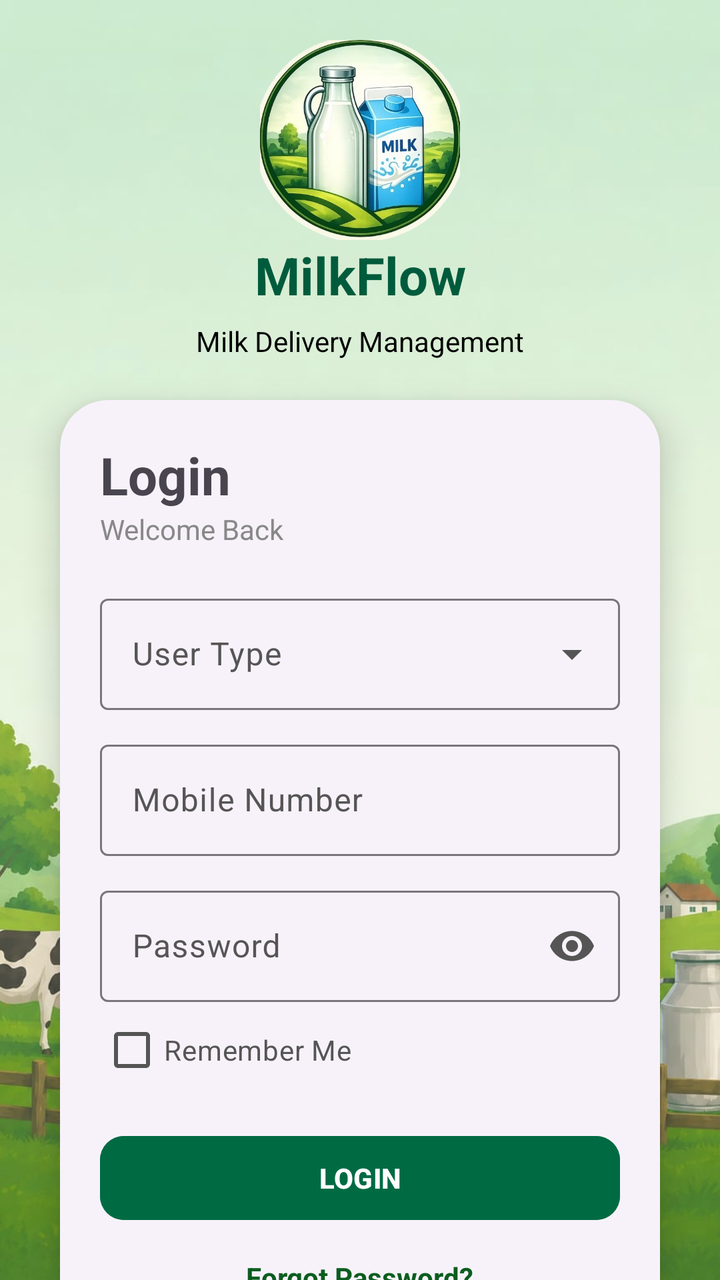
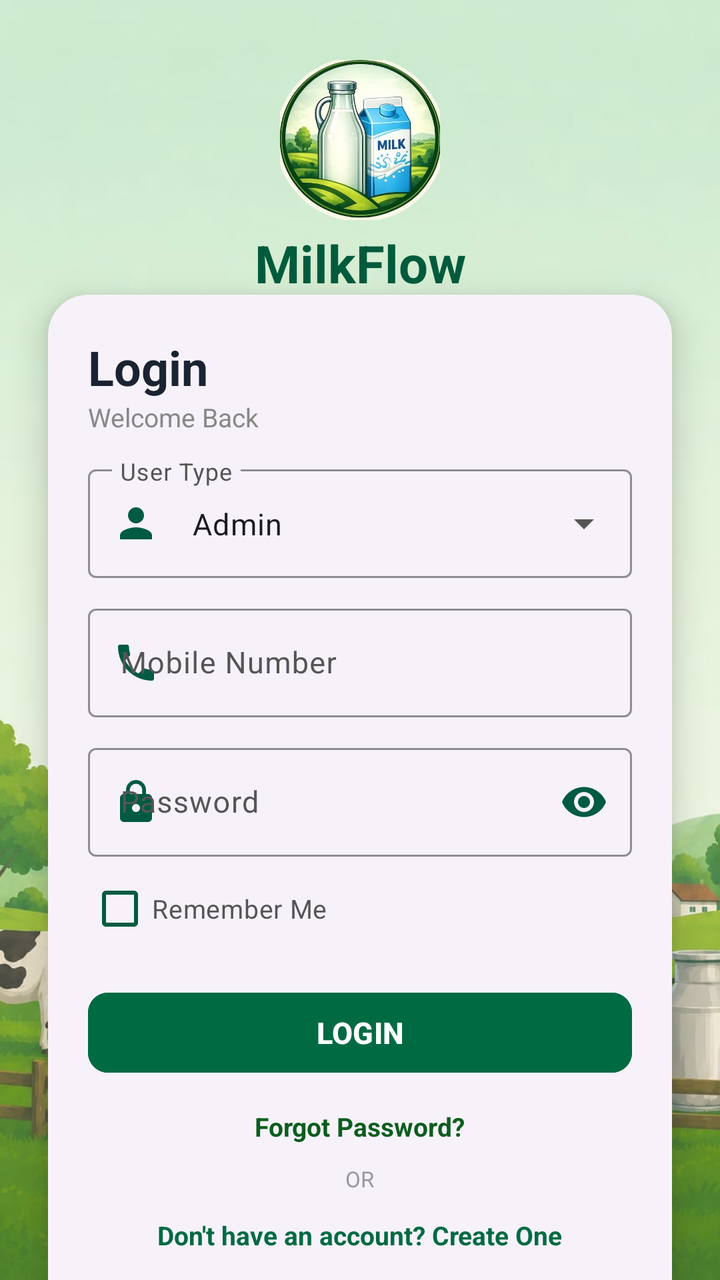

Two renders of the same Android screen: before a commit and after it. Below are the layout's source before the change and the commit's diff.
<!-- AndroidManifest.xml: application theme Theme.MilkDelivery -->
<!-- res/layout/activity_login.xml -->
<?xml version="1.0" encoding="utf-8"?>
<androidx.constraintlayout.widget.ConstraintLayout
    xmlns:android="http://schemas.android.com/apk/res/android"
    xmlns:app="http://schemas.android.com/apk/res-auto"
    android:layout_width="match_parent"
    android:layout_height="match_parent">

    
    <ImageView
        android:id="@+id/bgImage"
        android:layout_width="0dp"
        android:layout_height="0dp"
        android:scaleType="centerCrop"
        android:src="@drawable/login_background"
        app:layout_constraintTop_toTopOf="parent"
        app:layout_constraintBottom_toBottomOf="parent"
        app:layout_constraintStart_toStartOf="parent"
        app:layout_constraintEnd_toEndOf="parent"/>

    
    <View
        android:layout_width="0dp"
        android:layout_height="0dp"
        android:background="#20FFFFFF"
        app:layout_constraintTop_toTopOf="parent"
        app:layout_constraintBottom_toBottomOf="parent"
        app:layout_constraintStart_toStartOf="parent"
        app:layout_constraintEnd_toEndOf="parent"/>

    
    <ImageView
        android:id="@+id/imgLogo"
        android:layout_width="100dp"
        android:layout_height="100dp"
        android:src="@drawable/ic_milk"
        android:scaleType="centerCrop"
        app:layout_constraintTop_toTopOf="parent"
        app:layout_constraintStart_toStartOf="parent"
        app:layout_constraintEnd_toEndOf="parent"
        android:layout_marginTop="20dp"/>

    
    <TextView
        android:id="@+id/txtTitle"
        android:layout_width="wrap_content"
        android:layout_height="wrap_content"
        android:text="MilkFlow"
        android:textSize="26sp"
        android:textStyle="bold"
        android:textColor="#005B3C"
        app:layout_constraintTop_toBottomOf="@id/imgLogo"
        app:layout_constraintStart_toStartOf="parent"
        app:layout_constraintEnd_toEndOf="parent"/>

    
    <TextView
        android:id="@+id/txtSubtitleApp"
        android:layout_width="wrap_content"
        android:layout_height="wrap_content"
        android:text="Milk Delivery Management"
        android:textColor="#000000"
        android:textSize="14sp"
        android:layout_marginTop="6dp"
        app:layout_constraintTop_toBottomOf="@id/txtTitle"
        app:layout_constraintStart_toStartOf="parent"
        app:layout_constraintEnd_toEndOf="parent"/>

    
    <com.google.android.material.card.MaterialCardView
        android:id="@+id/loginCard"
        android:layout_width="300dp"
        android:layout_height="wrap_content"
        android:layout_marginTop="20dp"
        app:cardCornerRadius="24dp"
        app:cardElevation="10dp"
        app:layout_constraintTop_toBottomOf="@id/txtSubtitleApp"
        app:layout_constraintStart_toStartOf="parent"
        app:layout_constraintEnd_toEndOf="parent"
        android:layout_gravity="center">

        <LinearLayout
            android:layout_width="match_parent"
            android:layout_height="wrap_content"
            android:padding="20dp"
            android:orientation="vertical">

            
            <TextView
                android:layout_width="wrap_content"
                android:layout_height="wrap_content"
                android:text="Login"
                android:textStyle="bold"
                android:textSize="26dp"/>

            
            <TextView
                android:layout_width="wrap_content"
                android:layout_height="wrap_content"
                android:text="Welcome Back"
                android:textColor="#888888"
                android:layout_marginBottom="20dp"/>

            
            <com.google.android.material.textfield.TextInputLayout
                android:id="@+id/userTypeLayout"
                style="@style/Widget.Material3.TextInputLayout.OutlinedBox.ExposedDropdownMenu"
                android:layout_width="match_parent"
                android:layout_height="wrap_content"
                android:hint="User Type">

                <AutoCompleteTextView
                    android:id="@+id/edtUserType"
                    android:layout_width="match_parent"
                    android:layout_height="wrap_content"
                    android:inputType="none"
                    android:focusable="false"
                    android:clickable="true"/>
            </com.google.android.material.textfield.TextInputLayout>

            
            <com.google.android.material.textfield.TextInputLayout
                android:id="@+id/mobileLayout"
                android:layout_width="match_parent"
                android:layout_height="wrap_content"
                android:layout_marginTop="12dp"
                android:hint="Mobile Number">

                <com.google.android.material.textfield.TextInputEditText
                    android:id="@+id/edtMobile"
                    android:layout_width="match_parent"
                    android:layout_height="wrap_content"
                    android:inputType="phone"/>
            </com.google.android.material.textfield.TextInputLayout>

            
            <com.google.android.material.textfield.TextInputLayout
                android:id="@+id/passwordLayout"
                android:layout_width="match_parent"
                android:layout_height="wrap_content"
                android:layout_marginTop="12dp"
                android:hint="Password"
                app:endIconMode="password_toggle">

                <com.google.android.material.textfield.TextInputEditText
                    android:id="@+id/edtPassword"
                    android:layout_width="match_parent"
                    android:layout_height="wrap_content"
                    android:inputType="textPassword"/>
            </com.google.android.material.textfield.TextInputLayout>

            <CheckBox
                android:id="@+id/checkRemember"
                android:layout_width="wrap_content"
                android:layout_height="wrap_content"
                android:text="Remember Me"
                android:textColor="#555555"/>

            
            <com.google.android.material.button.MaterialButton
                android:id="@+id/btnLogin"
                android:layout_width="match_parent"
                android:layout_height="50dp"
                android:layout_marginTop="15dp"
                android:text="LOGIN"
                android:textStyle="bold"
                android:textColor="@android:color/white"
                android:backgroundTint="#006B43"
                app:cornerRadius="12dp"/>

            <TextView
                android:id="@+id/txtForgotPassword"
                android:layout_width="wrap_content"
                android:layout_height="wrap_content"
                android:text="Forgot Password?"
                android:textColor="#0B5D1E"
                android:textStyle="bold"
                android:layout_gravity="center"
                android:layout_marginTop="15dp"/>

            
            <TextView
                android:id="@+id/txtCreateAccount"
                android:layout_width="wrap_content"
                android:layout_height="wrap_content"
                android:text="Don't have an account? Create One"
                android:textColor="#006B43"
                android:textStyle="bold"
                android:layout_gravity="center"
                android:layout_marginTop="12dp"
                android:padding="8dp"/>

        </LinearLayout>

    </com.google.android.material.card.MaterialCardView>

    
    <FrameLayout
        android:id="@+id/fragmentContainer"
        android:layout_width="match_parent"
        android:layout_height="match_parent"
        android:visibility="gone"
        app:layout_constraintTop_toTopOf="parent"
        app:layout_constraintBottom_toBottomOf="parent"
        app:layout_constraintStart_toStartOf="parent"
        app:layout_constraintEnd_toEndOf="parent" />

</androidx.constraintlayout.widget.ConstraintLayout>
<!-- resources referenced by this layout -->
<resources>
  <!-- drawable ic_milk: png bitmap (drawable, 409292 bytes) -->
  <!-- drawable login_background: png bitmap (drawable, 63434 bytes) -->
  <style name="Theme.MilkDelivery" parent="Theme.Material3.Light.NoActionBar">
          
          <item name="colorPrimary">@color/primary</item>
          <item name="colorPrimaryDark">@color/primary_dark</item>
          <item name="colorSecondary">@color/secondary</item>
          <item name="android:statusBarColor">@color/primary</item>
          <item name="android:windowLightStatusBar">false</item>
  
          
          <item name="colorSurface">@color/surface</item>
          <item name="colorOnSurface">@color/on_surface</item>
          <item name="android:windowBackground">@color/background</item>
          <item name="colorSurfaceVariant">@color/surface_variant</item>
          <item name="colorOnSurfaceVariant">@color/on_surface_variant</item>
  
          
          <item name="materialCardViewStyle">@style/Widget.Material3.CardView.Elevated</item>
  
          
          <item name="android:colorBackground">@color/background</item>
          <item name="android:navigationBarColor">@color/background</item>
      </style>
  <color name="primary">#005B41</color>
  <color name="primary_dark">#00402E</color>
  <color name="secondary">#03DAC6</color>
  <color name="surface">#FFFFFF</color>
  <color name="on_surface">#212121</color>
  <color name="background">#FAFAFA</color>
  <color name="surface_variant">#F4F4F4</color>
  <color name="on_surface_variant">#555555</color>
</resources>

<!-- the commit's change to res/layout/activity_login.xml (unified diff, before → after) -->
@@ -3,6 +3,7 @@
     xmlns:android="http://schemas.android.com/apk/res/android"
     xmlns:app="http://schemas.android.com/apk/res-auto"
     android:layout_width="match_parent"
+    android:fitsSystemWindows="true"
     android:layout_height="match_parent">
 
     
@@ -30,14 +31,14 @@
     
     <ImageView
         android:id="@+id/imgLogo"
-        android:layout_width="100dp"
-        android:layout_height="100dp"
+        android:layout_width="80dp"
+        android:layout_height="80dp"
         android:src="@drawable/ic_milk"
         android:scaleType="centerCrop"
         app:layout_constraintTop_toTopOf="parent"
         app:layout_constraintStart_toStartOf="parent"
         app:layout_constraintEnd_toEndOf="parent"
-        android:layout_marginTop="20dp"/>
+        android:layout_marginTop="30dp"/>
 
     
     <TextView
@@ -50,7 +51,8 @@
         android:textColor="#005B3C"
         app:layout_constraintTop_toBottomOf="@id/imgLogo"
         app:layout_constraintStart_toStartOf="parent"
-        app:layout_constraintEnd_toEndOf="parent"/>
+        app:layout_constraintEnd_toEndOf="parent"
+        android:layout_marginTop="4dp"/>
 
     
     <TextView
@@ -58,9 +60,9 @@
         android:layout_width="wrap_content"
         android:layout_height="wrap_content"
         android:text="Milk Delivery Management"
-        android:textColor="#000000"
-        android:textSize="14sp"
-        android:layout_marginTop="6dp"
+        android:textColor="#666666"
+        android:textSize="12sp"
+        android:layout_marginTop="2dp"
         app:layout_constraintTop_toBottomOf="@id/txtTitle"
         app:layout_constraintStart_toStartOf="parent"
         app:layout_constraintEnd_toEndOf="parent"/>
@@ -68,15 +70,18 @@
     
     <com.google.android.material.card.MaterialCardView
         android:id="@+id/loginCard"
-        android:layout_width="300dp"
+        android:layout_width="0dp"
         android:layout_height="wrap_content"
-        android:layout_marginTop="20dp"
-        app:cardCornerRadius="24dp"
+        android:layout_marginStart="24dp"
+        android:layout_marginEnd="24dp"
+        app:cardCornerRadius="20dp"
         app:cardElevation="10dp"
         app:layout_constraintTop_toBottomOf="@id/txtSubtitleApp"
         app:layout_constraintStart_toStartOf="parent"
         app:layout_constraintEnd_toEndOf="parent"
-        android:layout_gravity="center">
+        app:layout_constraintBottom_toBottomOf="parent"
+        app:layout_constraintVertical_bias="0.45"
+        android:layout_marginTop="16dp">
 
         <LinearLayout
             android:layout_width="match_parent"
@@ -90,7 +95,8 @@
                 android:layout_height="wrap_content"
                 android:text="Login"
                 android:textStyle="bold"
-                android:textSize="26dp"/>
+                android:textSize="24sp"
+                android:textColor="#1A2332"/>
 
             
             <TextView
@@ -98,7 +104,8 @@
                 android:layout_height="wrap_content"
                 android:text="Welcome Back"
                 android:textColor="#888888"
-                android:layout_marginBottom="20dp"/>
+                android:textSize="13sp"
+                android:layout_marginBottom="12dp"/>
 
             
             <com.google.android.material.textfield.TextInputLayout
@@ -106,7 +113,11 @@
                 style="@style/Widget.Material3.TextInputLayout.OutlinedBox.ExposedDropdownMenu"
                 android:layout_width="match_parent"
                 android:layout_height="wrap_content"
-                android:hint="User Type">
+                android:hint="User Type"
+                app:startIconDrawable="@drawable/ic_person"
+                app:startIconTint="@color/primary"
+                app:boxStrokeColor="@color/primary"
+                app:hintTextColor="@color/primary">
 
                 <AutoCompleteTextView
                     android:id="@+id/edtUserType"
@@ -114,7 +125,9 @@
                     android:layout_height="wrap_content"
                     android:inputType="none"
                     android:focusable="false"
-                    android:clickable="true"/>
+                    android:clickable="true"
+                    android:text="Admin"
+                    android:textSize="15sp"/>
             </com.google.android.material.textfield.TextInputLayout>
 
             
@@ -122,14 +135,20 @@
                 android:id="@+id/mobileLayout"
                 android:layout_width="match_parent"
                 android:layout_height="wrap_content"
-                android:layout_marginTop="12dp"
-                android:hint="Mobile Number">
+                android:layout_marginTop="10dp"
+                android:hint="Mobile Number"
+                app:startIconDrawable="@drawable/ic_phone"
+                app:startIconTint="@color/primary"
+                app:boxStrokeColor="@color/primary"
+                app:hintTextColor="@color/primary">
 
                 <com.google.android.material.textfield.TextInputEditText
                     android:id="@+id/edtMobile"
                     android:layout_width="match_parent"
                     android:layout_height="wrap_content"
-                    android:inputType="phone"/>
+                    android:inputType="phone"
+                    android:textSize="15sp"
+                    android:maxLines="1"/>
             </com.google.android.material.textfield.TextInputLayout>
 
             
@@ -137,45 +156,73 @@
                 android:id="@+id/passwordLayout"
                 android:layout_width="match_parent"
                 android:layout_height="wrap_content"
-                android:layout_marginTop="12dp"
+                android:layout_marginTop="10dp"
                 android:hint="Password"
-                app:endIconMode="password_toggle">
+                app:startIconDrawable="@drawable/ic_lock"
+                app:startIconTint="@color/primary"
+                app:endIconMode="password_toggle"
+                app:endIconTint="@color/primary"
+                app:boxStrokeColor="@color/primary"
+                app:hintTextColor="@color/primary">
 
                 <com.google.android.material.textfield.TextInputEditText
                     android:id="@+id/edtPassword"
                     android:layout_width="match_parent"
                     android:layout_height="wrap_content"
-                    android:inputType="textPassword"/>
+                    android:inputType="textPassword"
+                    android:textSize="15sp"
+                    android:maxLines="1"/>
             </com.google.android.material.textfield.TextInputLayout>
 
+            
             <CheckBox
                 android:id="@+id/checkRemember"
                 android:layout_width="wrap_content"
                 android:layout_height="wrap_content"
                 android:text="Remember Me"
-                android:textColor="#555555"/>
+                android:textColor="#555555"
+                android:textSize="13sp"
+                android:layout_marginTop="2dp"
+                android:buttonTint="@color/primary"/>
 
             
             <com.google.android.material.button.MaterialButton
                 android:id="@+id/btnLogin"
                 android:layout_width="match_parent"
-                android:layout_height="50dp"
-                android:layout_marginTop="15dp"
+                android:layout_height="48dp"
+                android:layout_marginTop="14dp"
                 android:text="LOGIN"
                 android:textStyle="bold"
+                android:textSize="15sp"
                 android:textColor="@android:color/white"
                 android:backgroundTint="#006B43"
-                app:cornerRadius="12dp"/>
-
+                app:cornerRadius="10dp"/>
+
+            
             <TextView
                 android:id="@+id/txtForgotPassword"
                 android:layout_width="wrap_content"
                 android:layout_height="wrap_content"
                 android:text="Forgot Password?"
                 android:textColor="#0B5D1E"
-                android:textStyle="bold"
-                android:layout_gravity="center"
-                android:layout_marginTop="15dp"/>
+                android:textSize="13sp"
+                android:textStyle="bold"
+                android:layout_gravity="center"
+                android:layout_marginTop="10dp"
+                android:padding="4dp"
+                android:clickable="true"
+                android:focusable="true"
+                android:background="?attr/selectableItemBackground"/>
+
+            
+            <TextView
+                android:layout_width="wrap_content"
+                android:layout_height="wrap_content"
+                android:text="OR"
+                android:textColor="#999999"
+                android:textSize="11sp"
+                android:layout_gravity="center"
+                android:layout_marginTop="6dp"/>
 
             
             <TextView
@@ -184,10 +231,30 @@
                 android:layout_height="wrap_content"
                 android:text="Don't have an account? Create One"
                 android:textColor="#006B43"
-                android:textStyle="bold"
-                android:layout_gravity="center"
-                android:layout_marginTop="12dp"
-                android:padding="8dp"/>
+                android:textSize="13sp"
+                android:textStyle="bold"
+                android:layout_gravity="center"
+                android:layout_marginTop="6dp"
+                android:padding="6dp"
+                android:clickable="true"
+                android:focusable="true"
+                android:background="?attr/selectableItemBackground"/>
+
+            
+            <TextView
+                android:id="@+id/tvHowToUseApp"
+                android:layout_width="wrap_content"
+                android:layout_height="wrap_content"
+                android:text="❓ How to Use App?"
+                android:textColor="#006B43"
+                android:textSize="13sp"
+                android:textStyle="bold"
+                android:layout_gravity="center"
+                android:layout_marginTop="2dp"
+                android:padding="6dp"
+                android:clickable="true"
+                android:focusable="true"
+                android:background="?attr/selectableItemBackground"/>
 
         </LinearLayout>
 
<!-- resource entries referenced after the edit -->
@@ -1,6 +1,27 @@
 <!-- resources referenced by this layout -->
 <resources>
   <!-- drawable ic_milk: png bitmap (drawable, 409292 bytes) -->
+  <!-- drawable ic_person (drawable) -->
+  <vector xmlns:android="http://schemas.android.com/apk/res/android"
+      android:width="24dp"
+      android:height="24dp"
+      android:viewportWidth="24"
+      android:viewportHeight="24"
+      android:tint="?attr/colorControlNormal">
+    <path
+        android:fillColor="@android:color/white"
+        android:pathData="M12,12c2.21,0 4,-1.79 4,-4s-1.79,-4 -4,-4 -4,1.79 -4,4 1.79,4 4,4zM12,14c-2.67,0 -8,1.34 -8,4v2h16v-2c0,-2.66 -5.33,-4 -8,-4z"/>
+  </vector>
+  <!-- drawable ic_phone (drawable) -->
+  <vector xmlns:android="http://schemas.android.com/apk/res/android"
+      android:width="24dp"
+      android:height="24dp"
+      android:viewportWidth="24"
+      android:viewportHeight="24">
+      <path
+          android:fillColor="#FF000000"
+          android:pathData="M6.62,10.79c1.44,2.83 3.76,5.14 6.59,6.59l2.2,-2.2c0.27,-0.27 0.67,-0.36 1.02,-0.24 1.12,0.37 2.33,0.57 3.57,0.57 0.55,0 1,0.45 1,1V20c0,0.55 -0.45,1 -1,1 -9.39,0 -17,-7.61 -17,-17 0,-0.55 0.45,-1 1,-1h3.5c0.55,0 1,0.45 1,1 0,1.25 0.2,2.45 0.57,3.57 0.11,0.35 0.03,0.74 -0.25,1.02l-2.2,2.2z"/>
+  </vector>
   <!-- drawable login_background: png bitmap (drawable, 63434 bytes) -->
   <style name="Theme.MilkDelivery" parent="Theme.Material3.Light.NoActionBar">
           
@@ -25,6 +46,16 @@
           <item name="android:navigationBarColor">@color/background</item>
       </style>
   <color name="primary">#005B41</color>
+  <!-- drawable ic_lock (drawable) -->
+  <vector xmlns:android="http://schemas.android.com/apk/res/android"
+      android:width="24dp"
+      android:height="24dp"
+      android:viewportWidth="24"
+      android:viewportHeight="24">
+      <path
+          android:fillColor="#FF000000"
+          android:pathData="M18,8h-1V6c0,-2.76 -2.24,-5 -5,-5S7,3.24 7,6v2H6c-1.1,0 -2,0.9 -2,2v10c0,1.1 0.9,2 2,2h12c1.1,0 2,-0.9 2,-2V10c0,-1.1 -0.9,-2 -2,-2zM12,17c-1.1,0 -2,-0.9 -2,-2s0.9,-2 2,-2 2,0.9 2,2 -0.9,2 -2,2zM15.1,8H8.9V6c0,-1.71 1.39,-3.1 3.1,-3.1 1.71,0 3.1,1.39 3.1,3.1v2z"/>
+  </vector>
   <color name="primary_dark">#00402E</color>
   <color name="secondary">#03DAC6</color>
   <color name="surface">#FFFFFF</color>
